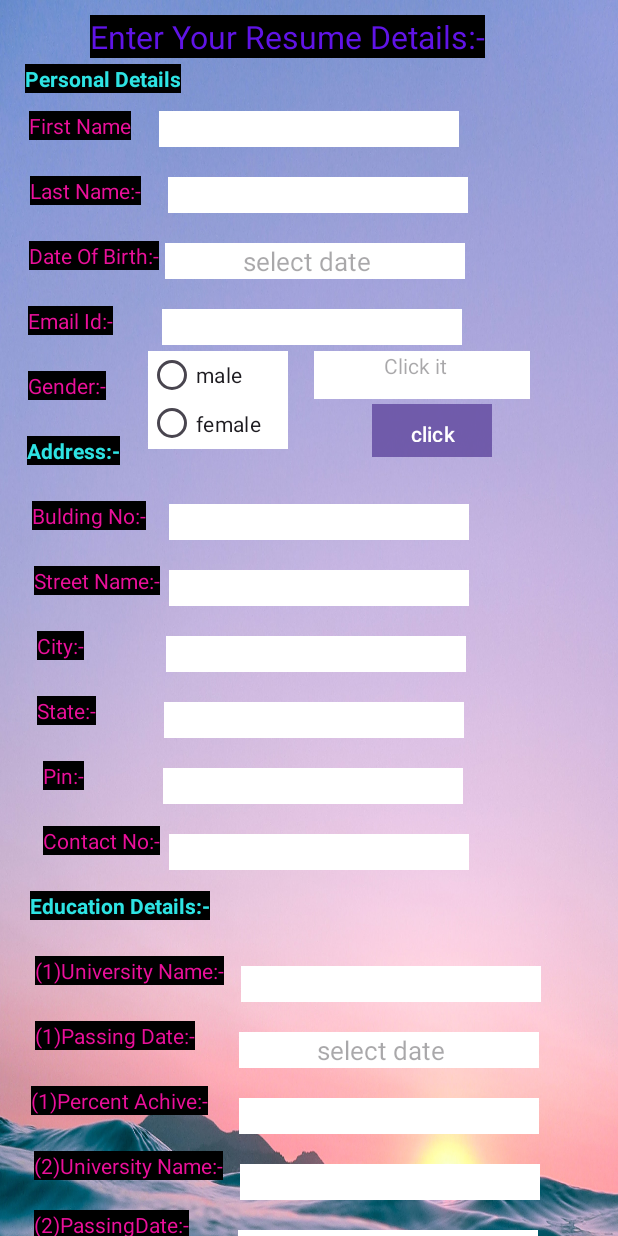
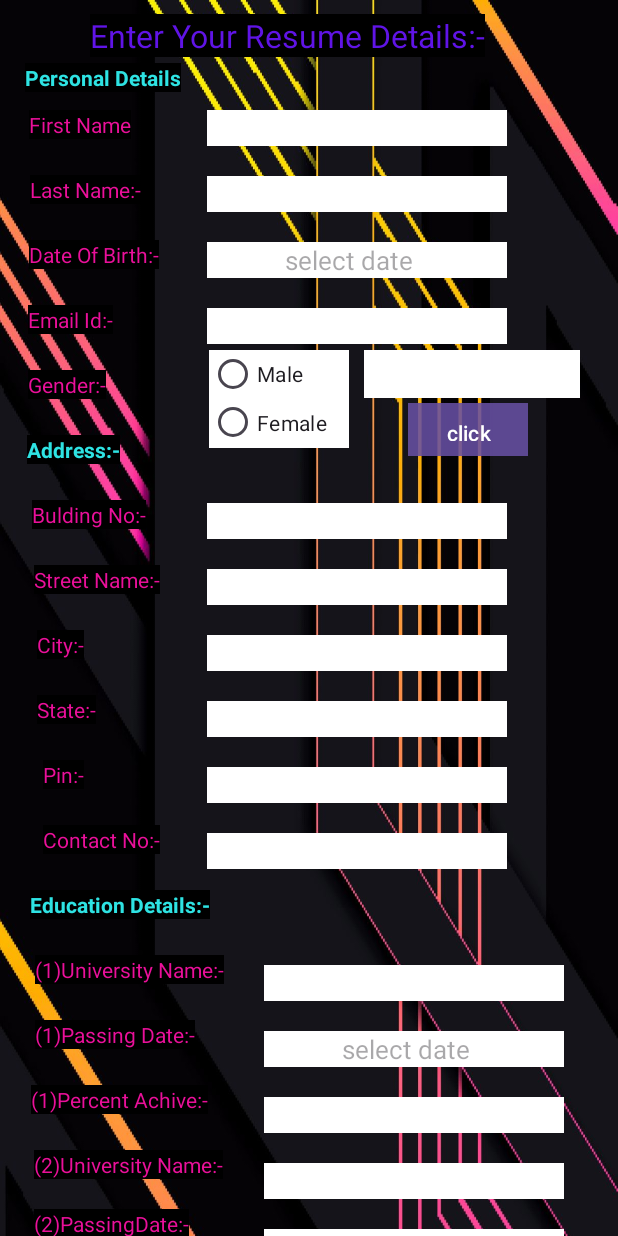
Before and after one commit to LokeshMavenTech/FormApp2, an Android app: the screen it shows after launch (MainActivity), on a phone screen of 412 x 824 dp. Run offline under Robolectric (Android 15) with nearby library versions, the phone set to English and light mode, and no system bars.

Commit message:
Merge remote-tracking branch 'origin/main'
# Conflicts:
#	app/src/main/java/app/fromapp/com/MainActivity2.java

```diff
--- a/app/src/main/res/layout/activity_main.xml
+++ b/app/src/main/res/layout/activity_main.xml
@@ -10,7 +10,7 @@
     <androidx.constraintlayout.widget.ConstraintLayout
         android:layout_width="match_parent"
         android:layout_height="wrap_content"
-        android:background="@drawable/image1">
+        android:background="@drawable/image4">
 
 
         <TextView
@@ -63,14 +63,14 @@
             android:id="@+id/editTextText4"
             android:layout_width="wrap_content"
             android:layout_height="wrap_content"
+            android:layout_marginStart="64dp"
             android:layout_marginTop="35dp"
+            android:background="@color/cardview_light_background"
             android:ems="10"
             android:inputType="text"
             android:textSize="17sp"
-            android:background="@color/cardview_light_background"
             app:layout_constraintEnd_toEndOf="parent"
-            app:layout_constraintHorizontal_bias="0.15"
-            app:layout_constraintStart_toEndOf="@+id/textView3"
+            app:layout_constraintStart_toStartOf="parent"
             app:layout_constraintTop_toBottomOf="@+id/EnterResumeDetails" />
 
         <TextView
@@ -91,15 +91,15 @@
             android:id="@+id/editTextText5"
             android:layout_width="wrap_content"
             android:layout_height="wrap_content"
+            android:layout_marginStart="64dp"
+            android:layout_marginTop="20dp"
+            android:background="@color/cardview_light_background"
             android:ems="10"
             android:inputType="text"
+
             android:textSize="17sp"
-            android:background="@color/cardview_light_background"
-            android:layout_marginTop="20dp"
-
             app:layout_constraintEnd_toEndOf="parent"
-            app:layout_constraintHorizontal_bias="0.15"
-            app:layout_constraintStart_toEndOf="@+id/textView4"
+            app:layout_constraintStart_toStartOf="parent"
             app:layout_constraintTop_toBottomOf="@+id/editTextText4" />
 
         <TextView
@@ -120,6 +120,7 @@
             android:id="@+id/editText"
             android:layout_width="wrap_content"
             android:layout_height="wrap_content"
+            android:layout_marginStart="64dp"
             android:layout_marginTop="20dp"
             android:background="@color/cardview_light_background"
             android:ems="10"
@@ -127,8 +128,7 @@
             android:inputType="date"
             android:textSize="17sp"
             app:layout_constraintEnd_toEndOf="parent"
-            app:layout_constraintHorizontal_bias="0.038"
-            app:layout_constraintStart_toEndOf="@+id/textView6"
+            app:layout_constraintStart_toStartOf="parent"
             app:layout_constraintTop_toBottomOf="@+id/editTextText5" />
 
         <TextView
@@ -164,14 +164,14 @@
             android:id="@+id/editTextTextEmailAddress"
             android:layout_width="wrap_content"
             android:layout_height="wrap_content"
+            android:layout_marginStart="64dp"
             android:layout_marginTop="20dp"
             android:background="@color/cardview_light_background"
             android:ems="10"
             android:inputType="textEmailAddress"
             android:textSize="17sp"
             app:layout_constraintEnd_toEndOf="parent"
-            app:layout_constraintHorizontal_bias="0.24"
-            app:layout_constraintStart_toEndOf="@+id/textView8"
+            app:layout_constraintStart_toStartOf="parent"
             app:layout_constraintTop_toBottomOf="@+id/editText" />
 
 
@@ -179,11 +179,10 @@
             android:id="@+id/radioGroup"
             android:layout_width="93dp"
             android:layout_height="67dp"
-            android:layout_marginStart="28dp"
             android:layout_marginTop="4dp"
+            android:layout_marginEnd="40dp"
             app:layout_constraintEnd_toEndOf="parent"
-            app:layout_constraintHorizontal_bias="0.0"
-            app:layout_constraintStart_toEndOf="@+id/textView9"
+            app:layout_constraintStart_toStartOf="parent"
             app:layout_constraintTop_toBottomOf="@+id/editTextTextEmailAddress">
 
             <RadioButton
@@ -191,14 +190,14 @@
                 android:layout_width="match_parent"
                 android:layout_height="31dp"
                 android:background="@color/white"
-                android:text="male"></RadioButton>
+                android:text="Male"></RadioButton>
 
             <RadioButton
                 android:id="@+id/female"
                 android:layout_width="match_parent"
                 android:layout_height="34dp"
                 android:background="@color/white"
-                android:text="female"></RadioButton>
+                android:text="Female"></RadioButton>
         </RadioGroup>
 
         <TextView
@@ -235,14 +234,14 @@
             android:id="@+id/editTextText9"
             android:layout_width="wrap_content"
             android:layout_height="wrap_content"
+            android:layout_marginStart="64dp"
+            android:layout_marginTop="106dp"
             android:background="@color/cardview_light_background"
-            android:layout_marginTop="106dp"
             android:ems="10"
             android:inputType="text"
             android:textSize="17sp"
             app:layout_constraintEnd_toEndOf="parent"
-            app:layout_constraintHorizontal_bias="0.132"
-            app:layout_constraintStart_toEndOf="@+id/textView11"
+            app:layout_constraintStart_toStartOf="parent"
             app:layout_constraintTop_toBottomOf="@+id/editTextTextEmailAddress" />
 
         <TextView
@@ -263,14 +262,14 @@
             android:id="@+id/editTextText10"
             android:layout_width="wrap_content"
             android:layout_height="wrap_content"
+            android:layout_marginStart="64dp"
+            android:layout_marginTop="20dp"
+            android:background="@color/cardview_light_background"
             android:ems="10"
             android:inputType="text"
             android:textSize="17sp"
-            android:background="@color/cardview_light_background"
-            android:layout_marginTop="20dp"
             app:layout_constraintEnd_toEndOf="parent"
-            app:layout_constraintHorizontal_bias="0.06"
-            app:layout_constraintStart_toEndOf="@+id/textView13"
+            app:layout_constraintStart_toStartOf="parent"
             app:layout_constraintTop_toBottomOf="@+id/editTextText9" />
 
         <TextView
@@ -291,14 +290,14 @@
             android:id="@+id/editTextText11"
             android:layout_width="wrap_content"
             android:layout_height="wrap_content"
+            android:layout_marginStart="64dp"
+            android:layout_marginTop="20dp"
+            android:background="@color/cardview_light_background"
             android:ems="10"
             android:inputType="text"
             android:textSize="17sp"
-            android:background="@color/cardview_light_background"
-            android:layout_marginTop="20dp"
             app:layout_constraintEnd_toEndOf="parent"
-            app:layout_constraintHorizontal_bias="0.351"
-            app:layout_constraintStart_toEndOf="@+id/textView14"
+            app:layout_constraintStart_toStartOf="parent"
             app:layout_constraintTop_toBottomOf="@+id/editTextText10" />
 
         <TextView
@@ -318,14 +317,14 @@
             android:id="@+id/editTextText12"
             android:layout_width="wrap_content"
             android:layout_height="wrap_content"
+            android:layout_marginStart="64dp"
+            android:layout_marginTop="20dp"
+            android:background="@color/cardview_light_background"
             android:ems="10"
             android:inputType="text"
             android:textSize="17sp"
-            android:background="@color/cardview_light_background"
-            android:layout_marginTop="20dp"
             app:layout_constraintEnd_toEndOf="parent"
-            app:layout_constraintHorizontal_bias="0.308"
-            app:layout_constraintStart_toEndOf="@+id/textView15"
+            app:layout_constraintStart_toStartOf="parent"
             app:layout_constraintTop_toBottomOf="@+id/editTextText11" />
 
         <TextView
@@ -346,14 +345,14 @@
             android:id="@+id/editTextTextPostalAddress"
             android:layout_width="wrap_content"
             android:layout_height="wrap_content"
+            android:layout_marginStart="64dp"
+            android:layout_marginTop="20dp"
+            android:background="@color/cardview_light_background"
             android:ems="10"
             android:inputType="number"
             android:textSize="17sp"
-            android:background="@color/cardview_light_background"
-            android:layout_marginTop="20dp"
             app:layout_constraintEnd_toEndOf="parent"
-            app:layout_constraintHorizontal_bias="0.339"
-            app:layout_constraintStart_toEndOf="@+id/textView16"
+            app:layout_constraintStart_toStartOf="parent"
             app:layout_constraintTop_toBottomOf="@+id/editTextText12" />
 
         <TextView
@@ -374,14 +373,14 @@
             android:id="@+id/editTextPhone"
             android:layout_width="wrap_content"
             android:layout_height="wrap_content"
+            android:layout_marginStart="64dp"
+            android:layout_marginTop="20dp"
+            android:background="@color/cardview_light_background"
             android:ems="10"
             android:inputType="phone"
             android:textSize="17sp"
-            android:background="@color/cardview_light_background"
-            android:layout_marginTop="20dp"
             app:layout_constraintEnd_toEndOf="parent"
-            app:layout_constraintHorizontal_bias="0.059"
-            app:layout_constraintStart_toEndOf="@+id/textView17"
+            app:layout_constraintStart_toStartOf="parent"
             app:layout_constraintTop_toBottomOf="@+id/editTextTextPostalAddress" />
 
         <TextView
@@ -417,14 +416,14 @@
             android:layout_width="wrap_content"
             android:layout_height="wrap_content"
 
+            android:layout_marginStart="140dp"
+            android:layout_marginTop="64dp"
+            android:background="@color/cardview_light_background"
             android:ems="10"
             android:inputType="text"
             android:textSize="17sp"
-            android:background="@color/cardview_light_background"
-            android:layout_marginTop="64dp"
             app:layout_constraintEnd_toEndOf="parent"
-            app:layout_constraintHorizontal_bias="0.178"
-            app:layout_constraintStart_toEndOf="@+id/textView21"
+            app:layout_constraintStart_toStartOf="parent"
             app:layout_constraintTop_toBottomOf="@+id/editTextPhone" />
 
         <TextView
@@ -445,15 +444,15 @@
             android:id="@+id/editTextDate2"
             android:layout_width="wrap_content"
             android:layout_height="wrap_content"
+            android:layout_marginStart="140dp"
+            android:layout_marginTop="20dp"
+            android:background="@color/cardview_light_background"
             android:ems="10"
+            android:hint="             select date"
             android:inputType="date"
-            android:hint="             select date"
             android:textSize="17sp"
-            android:background="@color/cardview_light_background"
-            android:layout_marginTop="20dp"
             app:layout_constraintEnd_toEndOf="parent"
-            app:layout_constraintHorizontal_bias="0.354"
-            app:layout_constraintStart_toEndOf="@+id/textView22"
+            app:layout_constraintStart_toStartOf="parent"
             app:layout_constraintTop_toBottomOf="@+id/editTextText14" />
 
         <TextView
@@ -474,14 +473,14 @@
             android:layout_width="wrap_content"
             android:layout_height="wrap_content"
 
+            android:layout_marginStart="140dp"
+            android:layout_marginTop="20dp"
+            android:background="@color/cardview_light_background"
             android:ems="10"
             android:inputType="number"
             android:textSize="17sp"
-            android:background="@color/cardview_light_background"
-            android:layout_marginTop="20dp"
             app:layout_constraintEnd_toEndOf="parent"
-            app:layout_constraintHorizontal_bias="0.285"
-            app:layout_constraintStart_toEndOf="@+id/textView23"
+            app:layout_constraintStart_toStartOf="parent"
             app:layout_constraintTop_toBottomOf="@+id/editTextDate2" />
 
         <TextView
@@ -503,14 +502,14 @@
             android:layout_width="wrap_content"
             android:layout_height="wrap_content"
 
+            android:layout_marginStart="140dp"
+            android:layout_marginTop="20dp"
+            android:background="@color/cardview_light_background"
             android:ems="10"
             android:inputType="text"
             android:textSize="17sp"
-            android:background="@color/cardview_light_background"
-            android:layout_marginTop="20dp"
             app:layout_constraintEnd_toEndOf="parent"
-            app:layout_constraintHorizontal_bias="0.178"
-            app:layout_constraintStart_toEndOf="@+id/textView24"
+            app:layout_constraintStart_toStartOf="parent"
             app:layout_constraintTop_toBottomOf="@+id/editTextNumberDecimal" />
 
         <TextView
@@ -531,15 +530,15 @@
             android:id="@+id/editTextText16"
             android:layout_width="wrap_content"
             android:layout_height="wrap_content"
+            android:layout_marginStart="140dp"
+            android:layout_marginTop="20dp"
+            android:background="@color/cardview_light_background"
             android:ems="10"
+            android:hint="             select date"
             android:inputType="date"
-            android:hint="             select date"
             android:textSize="17sp"
-            android:background="@color/cardview_light_background"
-            android:layout_marginTop="20dp"
             app:layout_constraintEnd_toEndOf="parent"
-            app:layout_constraintHorizontal_bias="0.381"
-            app:layout_constraintStart_toEndOf="@+id/textView25"
+            app:layout_constraintStart_toStartOf="parent"
             app:layout_constraintTop_toBottomOf="@+id/editTextText15" />
 
         <TextView
@@ -560,14 +559,14 @@
             android:id="@+id/editTextNumberDecimal2"
             android:layout_width="wrap_content"
             android:layout_height="wrap_content"
+            android:layout_marginStart="140dp"
+            android:layout_marginTop="20dp"
+            android:background="@color/cardview_light_background"
             android:ems="10"
             android:inputType="number"
             android:textSize="17sp"
-            android:background="@color/cardview_light_background"
-            android:layout_marginTop="20dp"
             app:layout_constraintEnd_toEndOf="parent"
-            app:layout_constraintHorizontal_bias="0.268"
-            app:layout_constraintStart_toEndOf="@+id/textView26"
+            app:layout_constraintStart_toStartOf="parent"
             app:layout_constraintTop_toBottomOf="@+id/editTextText16" />
 
         <TextView
@@ -588,14 +587,14 @@
             android:id="@+id/editTextText17"
             android:layout_width="wrap_content"
             android:layout_height="wrap_content"
+            android:layout_marginStart="140dp"
+            android:layout_marginTop="20dp"
+            android:background="@color/cardview_light_background"
             android:ems="10"
             android:inputType="text"
             android:textSize="17sp"
-            android:background="@color/cardview_light_background"
-            android:layout_marginTop="20dp"
             app:layout_constraintEnd_toEndOf="parent"
-            app:layout_constraintHorizontal_bias="0.13"
-            app:layout_constraintStart_toEndOf="@+id/textView27"
+            app:layout_constraintStart_toStartOf="parent"
             app:layout_constraintTop_toBottomOf="@+id/editTextNumberDecimal2" />
 
         <TextView
@@ -630,29 +629,29 @@
             android:id="@+id/editTextDate3"
             android:layout_width="wrap_content"
             android:layout_height="wrap_content"
+            android:layout_marginStart="140dp"
+            android:layout_marginTop="20dp"
+            android:background="@color/cardview_light_background"
             android:ems="10"
+            android:hint="             select date"
             android:inputType="date"
-            android:hint="             select date"
             android:textSize="17sp"
-            android:background="@color/cardview_light_background"
-            android:layout_marginTop="20dp"
             app:layout_constraintEnd_toEndOf="parent"
-            app:layout_constraintHorizontal_bias="0.325"
-            app:layout_constraintStart_toEndOf="@+id/textView28"
+            app:layout_constraintStart_toStartOf="parent"
             app:layout_constraintTop_toBottomOf="@+id/editTextText17" />
 
         <EditText
             android:id="@+id/editTextNumberDecimal3"
             android:layout_width="wrap_content"
             android:layout_height="wrap_content"
+            android:layout_marginStart="140dp"
+            android:layout_marginTop="20dp"
+            android:background="@color/cardview_light_background"
             android:ems="10"
             android:inputType="number"
             android:textSize="17sp"
-            android:background="@color/cardview_light_background"
-            android:layout_marginTop="20dp"
             app:layout_constraintEnd_toEndOf="parent"
-            app:layout_constraintHorizontal_bias="0.268"
-            app:layout_constraintStart_toEndOf="@+id/textView29"
+            app:layout_constraintStart_toStartOf="parent"
             app:layout_constraintTop_toBottomOf="@+id/editTextDate3" />
 
         <TextView
@@ -680,13 +679,16 @@
             android:id="@+id/editTextText20"
             android:layout_width="189dp"
             android:layout_height="42dp"
+            android:layout_marginStart="20dp"
             android:layout_marginTop="8dp"
             android:ems="10"
+            android:hint="Enter Prog Languge"
+            android:background="@color/black"
+            android:textColor="#EA109A"
             android:inputType="text"
             android:scrollbarSize="10dp"
+            android:textColorHint="#EA109A"
             android:textSize="17sp"
-            android:hint="Enter Prog Languge"
-            android:textColorHint="#EA109A"
             app:layout_constraintEnd_toEndOf="parent"
             app:layout_constraintHorizontal_bias="0.08"
             app:layout_constraintStart_toStartOf="parent"
@@ -696,9 +698,10 @@
             android:id="@+id/ratingBar"
             android:layout_width="233dp"
             android:layout_height="46dp"
+            android:layout_marginStart="40dp"
             android:layout_marginRight="168dp"
+
             android:background="#EfE7E7"
-
             app:layout_constraintEnd_toEndOf="parent"
             app:layout_constraintHorizontal_bias="0.125"
             app:layout_constraintRight_toRightOf="parent"
@@ -709,18 +712,20 @@
             tools:layout_constraintTop_creator="1" />
 
 
-
         <EditText
             android:id="@+id/editTextText21"
-            android:layout_width="wrap_content"
-            android:layout_height="wrap_content"
+            android:layout_width="217dp"
+            android:layout_height="38dp"
+            android:layout_marginStart="23dp"
             android:layout_marginTop="24dp"
+            android:background="@color/black"
             android:ems="10"
+            android:hint="Enter Prog Languge"
             android:inputType="text"
             android:scrollbarSize="10dp"
+            android:textColor="#EA109A"
+            android:textColorHint="#EA109A"
             android:textSize="17sp"
-            android:hint="Enter Prog Languge"
-            android:textColorHint="#EA109A"
             app:layout_constraintEnd_toEndOf="parent"
             app:layout_constraintHorizontal_bias="0.081"
             app:layout_constraintStart_toStartOf="parent"
@@ -731,8 +736,10 @@
             android:id="@+id/ratingBar1"
             android:layout_width="233dp"
             android:layout_height="46dp"
+            android:layout_marginStart="40dp"
             android:layout_marginRight="168dp"
             android:background="#EfE7E7"
+
             app:layout_constraintEnd_toEndOf="parent"
             app:layout_constraintHorizontal_bias="0.125"
             app:layout_constraintRight_toRightOf="parent"
@@ -744,15 +751,18 @@
 
         <EditText
             android:id="@+id/editTextText22"
-            android:layout_width="wrap_content"
-            android:layout_height="wrap_content"
+            android:layout_width="206dp"
+            android:layout_height="39dp"
+            android:layout_marginStart="23dp"
             android:layout_marginTop="24dp"
+            android:background="@color/black"
+            android:textColor="#EA109A"
             android:ems="10"
+            android:hint="Enter Prog Languge"
             android:inputType="text"
             android:scrollbarSize="10dp"
+            android:textColorHint="#EA109A"
             android:textSize="17sp"
-            android:hint="Enter Prog Languge"
-            android:textColorHint="#EA109A"
             app:layout_constraintEnd_toEndOf="parent"
             app:layout_constraintHorizontal_bias="0.072"
             app:layout_constraintStart_toStartOf="parent"
@@ -763,6 +773,7 @@
             android:id="@+id/ratingBar2"
             android:layout_width="233dp"
             android:layout_height="46dp"
+            android:layout_marginStart="60dp"
             android:layout_marginEnd="168dp"
             android:background="#EfE7E7"
             app:layout_constraintEnd_toEndOf="parent"
@@ -794,8 +805,7 @@
             android:layout_marginStart="5dp"
             android:layout_marginTop="4dp"
             android:background="@color/white"
-            android:hint="              Click it"
-            android:text=""
+            android:text="        "
             app:layout_constraintEnd_toEndOf="parent"
             app:layout_constraintHorizontal_bias="0.166"
             app:layout_constraintStart_toEndOf="@+id/radioGroup"
```
Also changed, not shown: app/src/main/java/app/fromapp/com/MainActivity.java (+72 -47 lines), app/src/main/java/app/fromapp/com/MainActivity2.java (+132 -106 lines), app/src/main/res/layout/activity_main2.xml (+61 -68 lines), app/src/main/res/drawable/image4.jpg (added), app/src/main/res/drawable/image5.png (added), app/src/main/res/drawable/image6.jpg (added).
